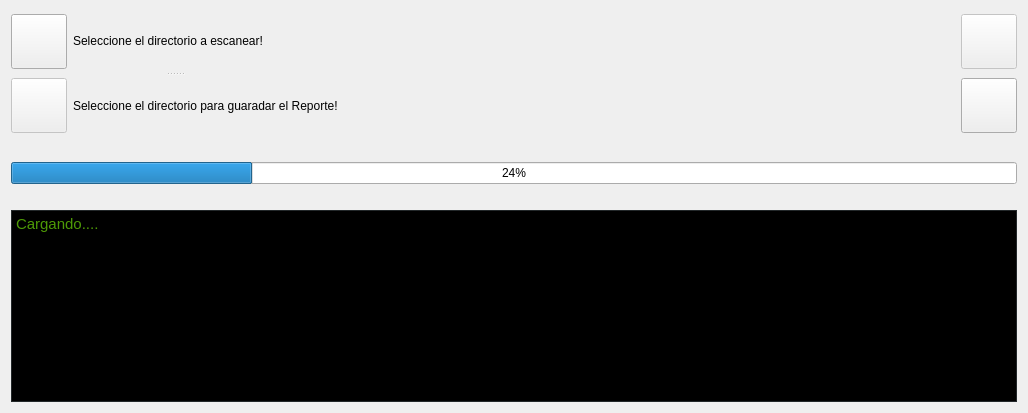
Above: ui_nsfw_scann.ui from sclMAX/NsfwReportExplorer before the change. Below: the same form after it.
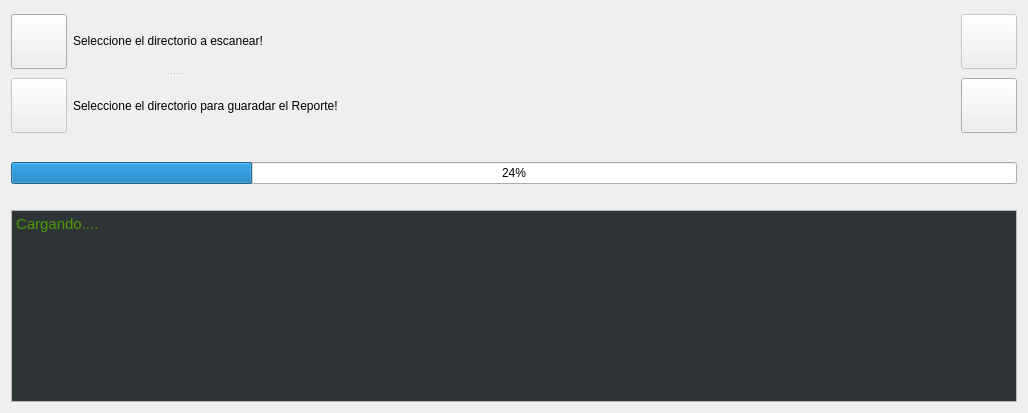
That is the form after the change. Icons and pictures are not drawn.

The edit to the form file:
```diff
--- a/ui_nsfw_scann.ui
+++ b/ui_nsfw_scann.ui
@@ -243,60 +243,6 @@
      <property name="palette">
       <palette>
        <active>
-        <colorrole role="WindowText">
-         <brush brushstyle="SolidPattern">
-          <color alpha="255">
-           <red>255</red>
-           <green>255</green>
-           <blue>255</blue>
-          </color>
-         </brush>
-        </colorrole>
-        <colorrole role="Button">
-         <brush brushstyle="SolidPattern">
-          <color alpha="255">
-           <red>46</red>
-           <green>52</green>
-           <blue>54</blue>
-          </color>
-         </brush>
-        </colorrole>
-        <colorrole role="Light">
-         <brush brushstyle="SolidPattern">
-          <color alpha="255">
-           <red>69</red>
-           <green>78</green>
-           <blue>81</blue>
-          </color>
-         </brush>
-        </colorrole>
-        <colorrole role="Midlight">
-         <brush brushstyle="SolidPattern">
-          <color alpha="255">
-           <red>57</red>
-           <green>65</green>
-           <blue>67</blue>
-          </color>
-         </brush>
-        </colorrole>
-        <colorrole role="Dark">
-         <brush brushstyle="SolidPattern">
-          <color alpha="255">
-           <red>23</red>
-           <green>26</green>
-           <blue>27</blue>
-          </color>
-         </brush>
-        </colorrole>
-        <colorrole role="Mid">
-         <brush brushstyle="SolidPattern">
-          <color alpha="255">
-           <red>30</red>
-           <green>34</green>
-           <blue>36</blue>
-          </color>
-         </brush>
-        </colorrole>
         <colorrole role="Text">
          <brush brushstyle="SolidPattern">
           <color alpha="255">
@@ -306,134 +252,17 @@
           </color>
          </brush>
         </colorrole>
-        <colorrole role="BrightText">
-         <brush brushstyle="SolidPattern">
-          <color alpha="255">
-           <red>255</red>
-           <green>255</green>
-           <blue>255</blue>
-          </color>
-         </brush>
-        </colorrole>
-        <colorrole role="ButtonText">
-         <brush brushstyle="SolidPattern">
-          <color alpha="255">
-           <red>255</red>
-           <green>255</green>
-           <blue>255</blue>
-          </color>
-         </brush>
-        </colorrole>
         <colorrole role="Base">
          <brush brushstyle="SolidPattern">
           <color alpha="255">
-           <red>0</red>
-           <green>0</green>
-           <blue>0</blue>
-          </color>
-         </brush>
-        </colorrole>
-        <colorrole role="Window">
-         <brush brushstyle="SolidPattern">
-          <color alpha="255">
            <red>46</red>
            <green>52</green>
            <blue>54</blue>
           </color>
          </brush>
         </colorrole>
-        <colorrole role="Shadow">
-         <brush brushstyle="SolidPattern">
-          <color alpha="255">
-           <red>0</red>
-           <green>0</green>
-           <blue>0</blue>
-          </color>
-         </brush>
-        </colorrole>
-        <colorrole role="AlternateBase">
-         <brush brushstyle="SolidPattern">
-          <color alpha="255">
-           <red>23</red>
-           <green>26</green>
-           <blue>27</blue>
-          </color>
-         </brush>
-        </colorrole>
-        <colorrole role="ToolTipBase">
-         <brush brushstyle="SolidPattern">
-          <color alpha="255">
-           <red>255</red>
-           <green>255</green>
-           <blue>220</blue>
-          </color>
-         </brush>
-        </colorrole>
-        <colorrole role="ToolTipText">
-         <brush brushstyle="SolidPattern">
-          <color alpha="255">
-           <red>0</red>
-           <green>0</green>
-           <blue>0</blue>
-          </color>
-         </brush>
-        </colorrole>
        </active>
        <inactive>
-        <colorrole role="WindowText">
-         <brush brushstyle="SolidPattern">
-          <color alpha="255">
-           <red>255</red>
-           <green>255</green>
-           <blue>255</blue>
-          </color>
-         </brush>
-        </colorrole>
-        <colorrole role="Button">
-         <brush brushstyle="SolidPattern">
-          <color alpha="255">
-           <red>46</red>
-           <green>52</green>
-           <blue>54</blue>
-          </color>
-         </brush>
-        </colorrole>
-        <colorrole role="Light">
-         <brush brushstyle="SolidPattern">
-          <color alpha="255">
-           <red>69</red>
-           <green>78</green>
-           <blue>81</blue>
-          </color>
-         </brush>
-        </colorrole>
-        <colorrole role="Midlight">
-         <brush brushstyle="SolidPattern">
-          <color alpha="255">
-           <red>57</red>
-           <green>65</green>
-           <blue>67</blue>
-          </color>
-         </brush>
-        </colorrole>
-        <colorrole role="Dark">
-         <brush brushstyle="SolidPattern">
-          <color alpha="255">
-           <red>23</red>
-           <green>26</green>
-           <blue>27</blue>
-          </color>
-         </brush>
-        </colorrole>
-        <colorrole role="Mid">
-         <brush brushstyle="SolidPattern">
-          <color alpha="255">
-           <red>30</red>
-           <green>34</green>
-           <blue>36</blue>
-          </color>
-         </brush>
-        </colorrole>
         <colorrole role="Text">
          <brush brushstyle="SolidPattern">
           <color alpha="255">
@@ -443,218 +272,41 @@
           </color>
          </brush>
         </colorrole>
-        <colorrole role="BrightText">
-         <brush brushstyle="SolidPattern">
-          <color alpha="255">
-           <red>255</red>
-           <green>255</green>
-           <blue>255</blue>
-          </color>
-         </brush>
-        </colorrole>
-        <colorrole role="ButtonText">
-         <brush brushstyle="SolidPattern">
-          <color alpha="255">
-           <red>255</red>
-           <green>255</green>
-           <blue>255</blue>
-          </color>
-         </brush>
-        </colorrole>
         <colorrole role="Base">
          <brush brushstyle="SolidPattern">
           <color alpha="255">
-           <red>0</red>
-           <green>0</green>
-           <blue>0</blue>
-          </color>
-         </brush>
-        </colorrole>
-        <colorrole role="Window">
-         <brush brushstyle="SolidPattern">
-          <color alpha="255">
            <red>46</red>
            <green>52</green>
            <blue>54</blue>
           </color>
          </brush>
         </colorrole>
-        <colorrole role="Shadow">
-         <brush brushstyle="SolidPattern">
-          <color alpha="255">
-           <red>0</red>
-           <green>0</green>
-           <blue>0</blue>
-          </color>
-         </brush>
-        </colorrole>
-        <colorrole role="AlternateBase">
-         <brush brushstyle="SolidPattern">
-          <color alpha="255">
-           <red>23</red>
-           <green>26</green>
-           <blue>27</blue>
-          </color>
-         </brush>
-        </colorrole>
-        <colorrole role="ToolTipBase">
-         <brush brushstyle="SolidPattern">
-          <color alpha="255">
-           <red>255</red>
-           <green>255</green>
-           <blue>220</blue>
-          </color>
-         </brush>
-        </colorrole>
-        <colorrole role="ToolTipText">
-         <brush brushstyle="SolidPattern">
-          <color alpha="255">
-           <red>0</red>
-           <green>0</green>
-           <blue>0</blue>
-          </color>
-         </brush>
-        </colorrole>
        </inactive>
        <disabled>
-        <colorrole role="WindowText">
-         <brush brushstyle="SolidPattern">
-          <color alpha="255">
-           <red>23</red>
-           <green>26</green>
-           <blue>27</blue>
-          </color>
-         </brush>
-        </colorrole>
-        <colorrole role="Button">
-         <brush brushstyle="SolidPattern">
-          <color alpha="255">
-           <red>46</red>
-           <green>52</green>
-           <blue>54</blue>
-          </color>
-         </brush>
-        </colorrole>
-        <colorrole role="Light">
-         <brush brushstyle="SolidPattern">
-          <color alpha="255">
-           <red>69</red>
-           <green>78</green>
-           <blue>81</blue>
-          </color>
-         </brush>
-        </colorrole>
-        <colorrole role="Midlight">
-         <brush brushstyle="SolidPattern">
-          <color alpha="255">
-           <red>57</red>
-           <green>65</green>
-           <blue>67</blue>
-          </color>
-         </brush>
-        </colorrole>
-        <colorrole role="Dark">
-         <brush brushstyle="SolidPattern">
-          <color alpha="255">
-           <red>23</red>
-           <green>26</green>
-           <blue>27</blue>
-          </color>
-         </brush>
-        </colorrole>
-        <colorrole role="Mid">
-         <brush brushstyle="SolidPattern">
-          <color alpha="255">
-           <red>30</red>
-           <green>34</green>
-           <blue>36</blue>
-          </color>
-         </brush>
-        </colorrole>
         <colorrole role="Text">
          <brush brushstyle="SolidPattern">
           <color alpha="255">
-           <red>23</red>
-           <green>26</green>
-           <blue>27</blue>
-          </color>
-         </brush>
-        </colorrole>
-        <colorrole role="BrightText">
-         <brush brushstyle="SolidPattern">
-          <color alpha="255">
-           <red>255</red>
-           <green>255</green>
-           <blue>255</blue>
-          </color>
-         </brush>
-        </colorrole>
-        <colorrole role="ButtonText">
-         <brush brushstyle="SolidPattern">
-          <color alpha="255">
-           <red>23</red>
-           <green>26</green>
-           <blue>27</blue>
+           <red>190</red>
+           <green>190</green>
+           <blue>190</blue>
           </color>
          </brush>
         </colorrole>
         <colorrole role="Base">
          <brush brushstyle="SolidPattern">
           <color alpha="255">
-           <red>46</red>
-           <green>52</green>
-           <blue>54</blue>
-          </color>
-         </brush>
-        </colorrole>
-        <colorrole role="Window">
-         <brush brushstyle="SolidPattern">
-          <color alpha="255">
-           <red>46</red>
-           <green>52</green>
-           <blue>54</blue>
-          </color>
-         </brush>
-        </colorrole>
-        <colorrole role="Shadow">
-         <brush brushstyle="SolidPattern">
-          <color alpha="255">
-           <red>0</red>
-           <green>0</green>
-           <blue>0</blue>
-          </color>
-         </brush>
-        </colorrole>
-        <colorrole role="AlternateBase">
-         <brush brushstyle="SolidPattern">
-          <color alpha="255">
-           <red>46</red>
-           <green>52</green>
-           <blue>54</blue>
-          </color>
-         </brush>
-        </colorrole>
-        <colorrole role="ToolTipBase">
-         <brush brushstyle="SolidPattern">
-          <color alpha="255">
-           <red>255</red>
-           <green>255</green>
-           <blue>220</blue>
-          </color>
-         </brush>
-        </colorrole>
-        <colorrole role="ToolTipText">
-         <brush brushstyle="SolidPattern">
-          <color alpha="255">
-           <red>0</red>
-           <green>0</green>
-           <blue>0</blue>
+           <red>239</red>
+           <green>235</green>
+           <blue>231</blue>
           </color>
          </brush>
         </colorrole>
        </disabled>
       </palette>
      </property>
+     <property name="readOnly">
+      <bool>true</bool>
+     </property>
      <property name="html">
       <string>&lt;!DOCTYPE HTML PUBLIC &quot;-//W3C//DTD HTML 4.0//EN&quot; &quot;http://www.w3.org/TR/REC-html40/strict.dtd&quot;&gt;
 &lt;html&gt;&lt;head&gt;&lt;meta name=&quot;qrichtext&quot; content=&quot;1&quot; /&gt;&lt;style type=&quot;text/css&quot;&gt;
```
Left out of the diff: 6 changed lines with no effect on the pictures.
